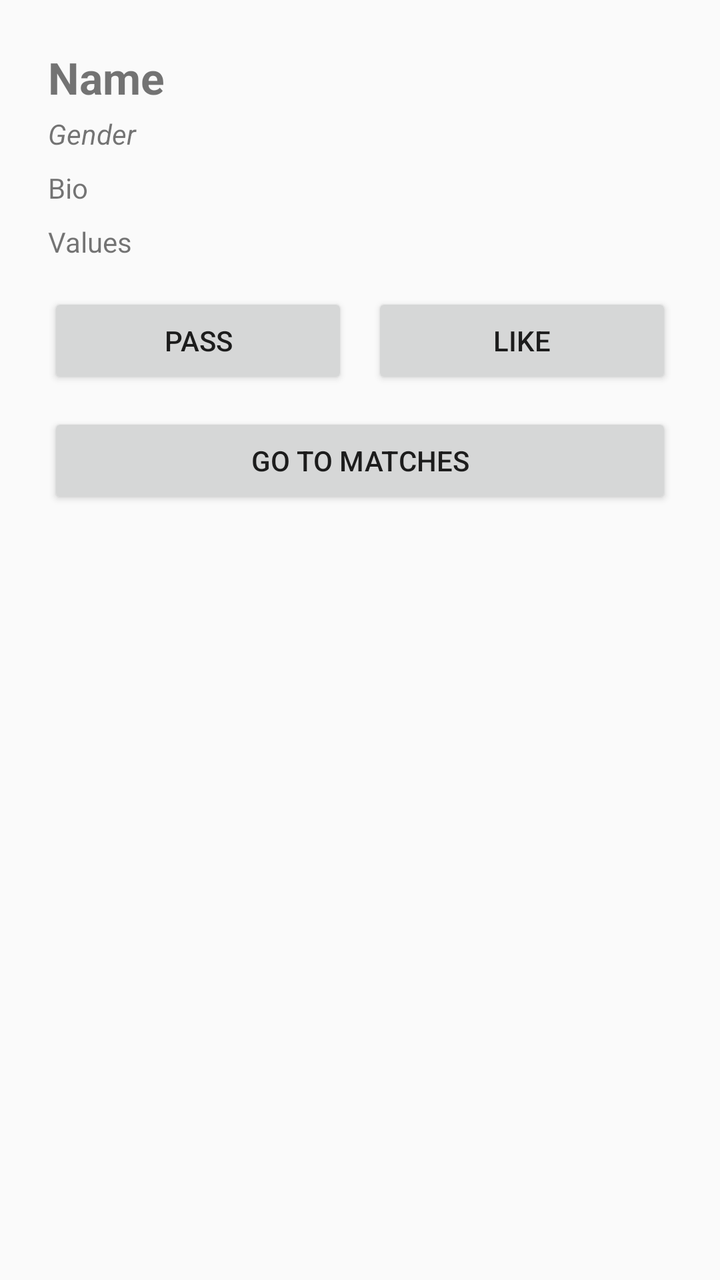
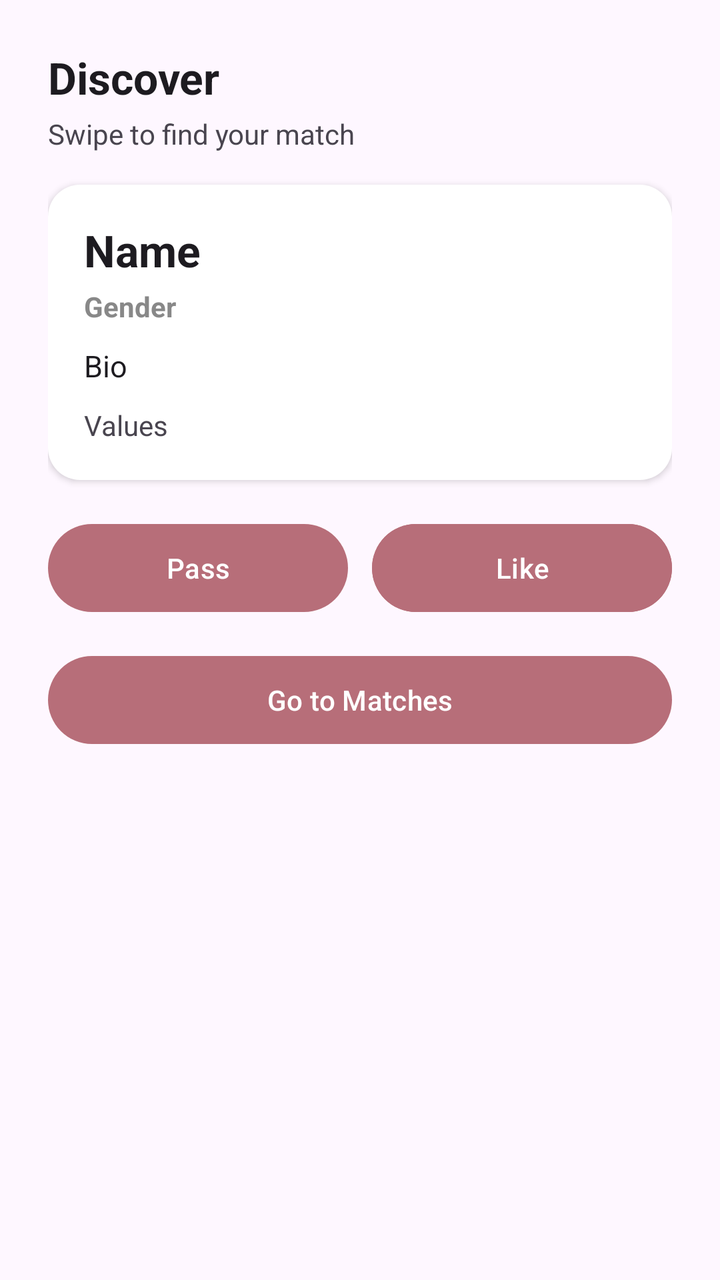

The first picture is an Android layout as it rendered before a commit; the second is the same layout after the commit. The layout source and the unified diff follow.
<!-- AndroidManifest.xml: application theme Theme.ValueMatch -->
<!-- res/layout/fragment_swipe.xml -->
<?xml version="1.0" encoding="utf-8"?>
<LinearLayout xmlns:android="http://schemas.android.com/apk/res/android"
    android:orientation="vertical"
    android:layout_width="match_parent"
    android:layout_height="match_parent"
    android:padding="24dp">

    <TextView
        android:id="@+id/cardName"
        android:layout_width="match_parent"
        android:layout_height="wrap_content"
        android:text="Name"
        android:textSize="22sp"
        android:textStyle="bold" />

    <TextView
        android:id="@+id/cardGender"
        android:layout_width="match_parent"
        android:layout_height="wrap_content"
        android:text="Gender"
        android:textStyle="italic"
        android:layout_marginTop="4dp" />

    <TextView
        android:id="@+id/cardBio"
        android:layout_width="match_parent"
        android:layout_height="wrap_content"
        android:text="Bio"
        android:layout_marginTop="8dp" />

    <TextView
        android:id="@+id/cardValues"
        android:layout_width="match_parent"
        android:layout_height="wrap_content"
        android:text="Values"
        android:layout_marginTop="8dp" />

    <LinearLayout
        android:layout_width="match_parent"
        android:layout_height="wrap_content"
        android:orientation="horizontal"
        android:layout_marginTop="16dp">

        <Button
            android:id="@+id/passButton"
            android:layout_width="0dp"
            android:layout_height="wrap_content"
            android:layout_weight="1"
            android:text="PASS" />

        <Button
            android:id="@+id/likeButton"
            android:layout_width="0dp"
            android:layout_height="wrap_content"
            android:layout_weight="1"
            android:text="LIKE"
            android:layout_marginStart="12dp" />
    </LinearLayout>

    <Button
        android:id="@+id/goToMatches"
        android:layout_width="match_parent"
        android:layout_height="wrap_content"
        android:text="GO TO MATCHES"
        android:layout_marginTop="12dp" />

</LinearLayout>
<!-- resources referenced by this layout -->
<resources>
  <style name="Theme.ValueMatch" parent="Theme.AppCompat.DayNight.NoActionBar">
          <item name="colorPrimary">@color/purple_500</item>
          <item name="colorPrimaryDark">@color/purple_700</item>
          <item name="colorAccent">@color/teal_200</item>
      </style>
  <color name="purple_500">#FF6200EE</color>
  <color name="purple_700">#FF3700B3</color>
  <color name="teal_200">#FF03DAC5</color>
</resources>

<!-- the commit's change to res/layout/fragment_swipe.xml (unified diff, before → after) -->
@@ -1,67 +1,111 @@
 <?xml version="1.0" encoding="utf-8"?>
-<LinearLayout xmlns:android="http://schemas.android.com/apk/res/android"
-    android:orientation="vertical"
+<ScrollView xmlns:android="http://schemas.android.com/apk/res/android"
     android:layout_width="match_parent"
     android:layout_height="match_parent"
-    android:padding="24dp">
+    android:fillViewport="true"
+    android:background="?android:colorBackground">
 
-    <TextView
-        android:id="@+id/cardName"
+    <LinearLayout
+        android:orientation="vertical"
         android:layout_width="match_parent"
         android:layout_height="wrap_content"
-        android:text="Name"
-        android:textSize="22sp"
-        android:textStyle="bold" />
+        android:padding="24dp">
 
-    <TextView
-        android:id="@+id/cardGender"
-        android:layout_width="match_parent"
-        android:layout_height="wrap_content"
-        android:text="Gender"
-        android:textStyle="italic"
-        android:layout_marginTop="4dp" />
+        <TextView
+            android:layout_width="match_parent"
+            android:layout_height="wrap_content"
+            android:text="Discover"
+            android:textSize="22sp"
+            android:textStyle="bold"
+            android:textColor="?android:textColorPrimary" />
 
-    <TextView
-        android:id="@+id/cardBio"
-        android:layout_width="match_parent"
-        android:layout_height="wrap_content"
-        android:text="Bio"
-        android:layout_marginTop="8dp" />
+        <TextView
+            android:layout_width="match_parent"
+            android:layout_height="wrap_content"
+            android:text="Swipe to find your match"
+            android:layout_marginTop="4dp"
+            android:textSize="14sp"
+            android:textColor="?android:textColorSecondary" />
 
-    <TextView
-        android:id="@+id/cardValues"
-        android:layout_width="match_parent"
-        android:layout_height="wrap_content"
-        android:text="Values"
-        android:layout_marginTop="8dp" />
+        <LinearLayout
+            android:layout_width="match_parent"
+            android:layout_height="wrap_content"
+            android:layout_marginTop="16dp"
+            android:orientation="vertical"
+            android:padding="18dp"
+            android:background="@drawable/bg_card"
+            android:elevation="2dp">
 
-    <LinearLayout
-        android:layout_width="match_parent"
-        android:layout_height="wrap_content"
-        android:orientation="horizontal"
-        android:layout_marginTop="16dp">
+            <TextView
+                android:id="@+id/cardName"
+                android:layout_width="match_parent"
+                android:layout_height="wrap_content"
+                android:text="Name"
+                android:textSize="22sp"
+                android:textStyle="bold"
+                android:textColor="?android:textColorPrimary" />
+
+            <TextView
+                android:id="@+id/cardGender"
+                android:layout_width="match_parent"
+                android:layout_height="wrap_content"
+                android:text="Gender"
+                android:textStyle="bold"
+                android:layout_marginTop="4dp"
+                android:textColor="@color/neutral_gray" />
+            <TextView
+                android:id="@+id/cardBio"
+                android:layout_width="match_parent"
+                android:layout_height="wrap_content"
+                android:text="Bio"
+                android:layout_marginTop="10dp"
+                android:textSize="15sp"
+                android:textColor="?android:textColorPrimary" />
+
+            <TextView
+                android:id="@+id/cardValues"
+                android:layout_width="match_parent"
+                android:layout_height="wrap_content"
+                android:text="Values"
+                android:layout_marginTop="10dp"
+                android:textSize="14sp"
+                android:textColor="?android:textColorSecondary" />
+        </LinearLayout>
+
+        <LinearLayout
+            android:layout_width="match_parent"
+            android:layout_height="wrap_content"
+            android:orientation="horizontal"
+            android:layout_marginTop="18dp">
+
+            <Button
+                android:id="@+id/passButton"
+                android:layout_width="0dp"
+                android:layout_height="52dp"
+                android:layout_weight="1"
+                android:text="Pass"
+                android:textAllCaps="false" />
+
+            <Button
+                android:id="@+id/likeButton"
+                android:layout_width="0dp"
+                android:layout_height="52dp"
+                android:layout_weight="1"
+                android:text="Like"
+                android:textAllCaps="false"
+                android:layout_marginStart="12dp"
+                android:backgroundTint="@color/rose_gold"
+                android:textColor="@android:color/white" />
+        </LinearLayout>
 
         <Button
-            android:id="@+id/passButton"
-            android:layout_width="0dp"
-            android:layout_height="wrap_content"
-            android:layout_weight="1"
-            android:text="PASS" />
+            android:id="@+id/goToMatches"
+            android:layout_width="match_parent"
+            android:layout_height="52dp"
+            android:layout_marginTop="14dp"
+            android:text="Go to Matches"
+            android:textAllCaps="false" />
 
-        <Button
-            android:id="@+id/likeButton"
-            android:layout_width="0dp"
-            android:layout_height="wrap_content"
-            android:layout_weight="1"
-            android:text="LIKE"
-            android:layout_marginStart="12dp" />
+
     </LinearLayout>
-
-    <Button
-        android:id="@+id/goToMatches"
-        android:layout_width="match_parent"
-        android:layout_height="wrap_content"
-        android:text="GO TO MATCHES"
-        android:layout_marginTop="12dp" />
-
-</LinearLayout>
+</ScrollView>
<!-- resource entries referenced after the edit -->
@@ -1,12 +1,23 @@
 <!-- resources referenced by this layout -->
 <resources>
-  <style name="Theme.ValueMatch" parent="Theme.AppCompat.DayNight.NoActionBar">
-          <item name="colorPrimary">@color/purple_500</item>
-          <item name="colorPrimaryDark">@color/purple_700</item>
-          <item name="colorAccent">@color/teal_200</item>
+  <color name="neutral_gray">#888888</color>
+  <color name="rose_gold">#B76E79</color>
+  <!-- drawable bg_card (drawable) -->
+  <?xml version="1.0" encoding="utf-8"?>
+  <shape xmlns:android="http://schemas.android.com/apk/res/android">
+      <solid android:color="@android:color/white"/>
+      <corners android:radius="16dp"/>
+      <padding android:left="16dp" android:top="16dp" android:right="16dp" android:bottom="16dp"/>
+  </shape>
+  <style name="Theme.ValueMatch" parent="Theme.Material3.DayNight.NoActionBar">
+          <item name="colorPrimary">@color/rose_gold</item>
+          <item name="colorOnPrimary">@color/text_light</item>
+  
+          <item name="colorSecondary">@color/rose_gold</item>
+          <item name="colorOnSecondary">@color/text_light</item>
+  
+          <item name="android:statusBarColor">@color/rose_gold</item>
       </style>
-  <color name="purple_500">#FF6200EE</color>
-  <color name="purple_700">#FF3700B3</color>
-  <color name="teal_200">#FF03DAC5</color>
+  <color name="text_light">#FFFFFF</color>
 </resources>
 
